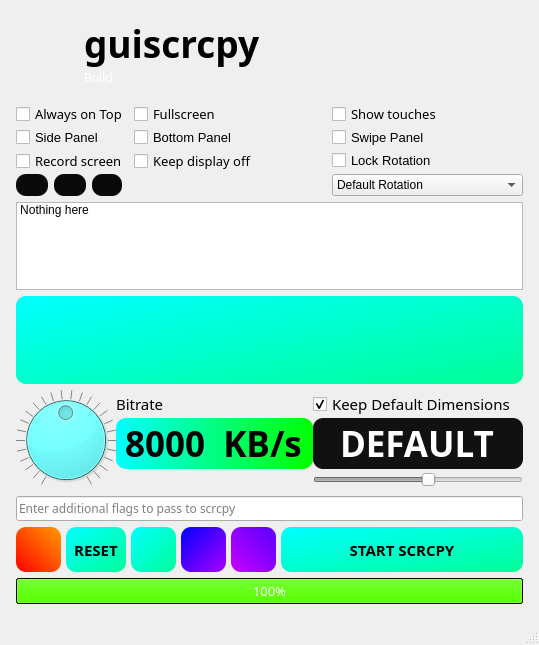
srevinsaju/guiscrcpy, file guiscrcpy/ui/mainwindow.ui: the form before one commit.
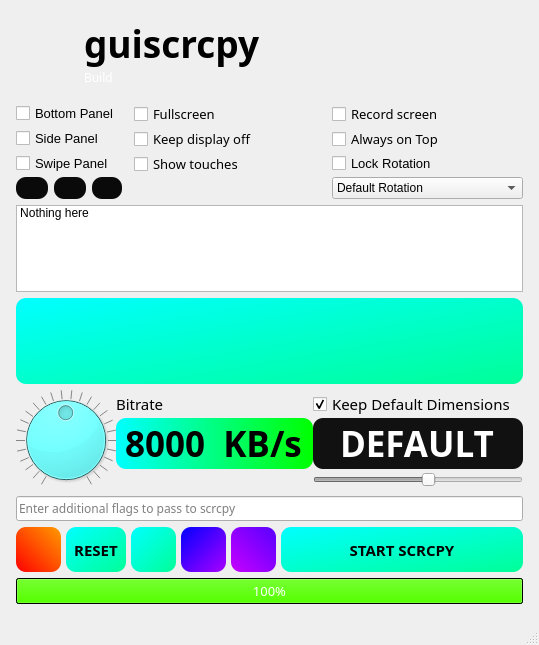
The form after the commit. Icons and pictures are not drawn.

Commit message: Update UI with updated icon; Rearrange toolkits to row-wise #125

```diff
--- a/guiscrcpy/ui/mainwindow.ui
+++ b/guiscrcpy/ui/mainwindow.ui
@@ -157,90 +157,7 @@
          <property name="verticalSpacing">
           <number>1</number>
          </property>
-         <item row="6" column="0">
-          <widget class="QPushButton" name="network_button">
-           <property name="sizePolicy">
-            <sizepolicy hsizetype="Minimum" vsizetype="Expanding">
-             <horstretch>0</horstretch>
-             <verstretch>0</verstretch>
-            </sizepolicy>
-           </property>
-           <property name="toolTip">
-            <string>Launch Network Manager</string>
-           </property>
-           <property name="toolTipDuration">
-            <number>2</number>
-           </property>
-           <property name="text">
-            <string/>
-           </property>
-           <property name="icon">
-            <iconset resource="rsrc.qrc">
-             <normaloff>:/icons/icons/wifi.svg</normaloff>:/icons/icons/wifi.svg</iconset>
-           </property>
-          </widget>
-         </item>
-         <item row="2" column="0" colspan="4">
-          <widget class="QCheckBox" name="recScui">
-           <property name="enabled">
-            <bool>true</bool>
-           </property>
-           <property name="sizePolicy">
-            <sizepolicy hsizetype="Expanding" vsizetype="Expanding">
-             <horstretch>0</horstretch>
-             <verstretch>0</verstretch>
-            </sizepolicy>
-           </property>
-           <property name="minimumSize">
-            <size>
-             <width>10</width>
-             <height>20</height>
-            </size>
-           </property>
-           <property name="font">
-            <font>
-             <family>Noto Sans</family>
-             <pointsize>10</pointsize>
-             <weight>50</weight>
-             <italic>false</italic>
-             <bold>false</bold>
-            </font>
-           </property>
-           <property name="toolTip">
-            <string>Record your screen mirroring to your home directory. In Linux, it is in ~guiscrcpy directory. In Windows, it is in C:Users&lt;USER NAME&gt; with the date in seconds, followed by .mp4</string>
-           </property>
-           <property name="toolTipDuration">
-            <number>2</number>
-           </property>
-           <property name="statusTip">
-            <string>See tooltip</string>
-           </property>
-           <property name="text">
-            <string>Record screen</string>
-           </property>
-           <property name="icon">
-            <iconset resource="rsrc.qrc">
-             <normaloff>:/icons/icons/facetime-button.svg</normaloff>:/icons/icons/facetime-button.svg</iconset>
-           </property>
-          </widget>
-         </item>
-         <item row="2" column="5">
-          <widget class="QCheckBox" name="lock_rotation">
-           <property name="font">
-            <font>
-             <pointsize>10</pointsize>
-            </font>
-           </property>
-           <property name="text">
-            <string>Lock Rotation</string>
-           </property>
-           <property name="icon">
-            <iconset resource="rsrc.qrc">
-             <normaloff>:/icons/icons/reorder-option.svg</normaloff>:/icons/icons/reorder-option.svg</iconset>
-           </property>
-          </widget>
-         </item>
-         <item row="6" column="1">
+         <item row="7" column="1">
           <widget class="QPushButton" name="settings_button">
            <property name="sizePolicy">
             <sizepolicy hsizetype="Minimum" vsizetype="Expanding">
@@ -257,69 +174,6 @@
            </property>
           </widget>
          </item>
-         <item row="1" column="4">
-          <widget class="QCheckBox" name="check_bottom_panel">
-           <property name="font">
-            <font>
-             <pointsize>10</pointsize>
-            </font>
-           </property>
-           <property name="text">
-            <string>Bottom Panel</string>
-           </property>
-           <property name="icon">
-            <iconset resource="rsrc.qrc">
-             <normaloff>:/icons/icons/reorder-option.svg</normaloff>:/icons/icons/reorder-option.svg</iconset>
-           </property>
-          </widget>
-         </item>
-         <item row="1" column="5">
-          <widget class="QCheckBox" name="check_swipe_panel">
-           <property name="font">
-            <font>
-             <pointsize>10</pointsize>
-            </font>
-           </property>
-           <property name="text">
-            <string>Swipe Panel</string>
-           </property>
-          </widget>
-         </item>
-         <item row="0" column="0" colspan="4">
-          <widget class="QCheckBox" name="aotop">
-           <property name="sizePolicy">
-            <sizepolicy hsizetype="Expanding" vsizetype="Expanding">
-             <horstretch>0</horstretch>
-             <verstretch>0</verstretch>
-            </sizepolicy>
-           </property>
-           <property name="minimumSize">
-            <size>
-             <width>10</width>
-             <height>20</height>
-            </size>
-           </property>
-           <property name="font">
-            <font>
-             <family>Noto Sans</family>
-             <pointsize>10</pointsize>
-            </font>
-           </property>
-           <property name="toolTip">
-            <string>Keep display always on top of other windows</string>
-           </property>
-           <property name="toolTipDuration">
-            <number>2</number>
-           </property>
-           <property name="text">
-            <string>Always on Top</string>
-           </property>
-           <property name="icon">
-            <iconset resource="rsrc.qrc">
-             <normaloff>:/icons/icons/fire-symbol.svg</normaloff>:/icons/icons/fire-symbol.svg</iconset>
-           </property>
-          </widget>
-         </item>
          <item row="0" column="4">
           <widget class="QCheckBox" name="fullscreen">
            <property name="sizePolicy">
@@ -349,54 +203,13 @@
            </property>
           </widget>
          </item>
-         <item row="0" column="5">
-          <widget class="QCheckBox" name="showTouches">
+         <item row="7" column="0">
+          <widget class="QPushButton" name="network_button">
            <property name="sizePolicy">
-            <sizepolicy hsizetype="Expanding" vsizetype="Expanding">
+            <sizepolicy hsizetype="Minimum" vsizetype="Expanding">
              <horstretch>0</horstretch>
              <verstretch>0</verstretch>
             </sizepolicy>
-           </property>
-           <property name="minimumSize">
-            <size>
-             <width>10</width>
-             <height>20</height>
-            </size>
-           </property>
-           <property name="font">
-            <font>
-             <family>Noto Sans</family>
-             <pointsize>10</pointsize>
-            </font>
-           </property>
-           <property name="text">
-            <string>Show touches</string>
-           </property>
-           <property name="icon">
-            <iconset resource="rsrc.qrc">
-             <normaloff>:/icons/icons/hand-finger-pointing-down.svg</normaloff>:/icons/icons/hand-finger-pointing-down.svg</iconset>
-           </property>
-          </widget>
-         </item>
-         <item row="2" column="4">
-          <widget class="QCheckBox" name="displayForceOn">
-           <property name="sizePolicy">
-            <sizepolicy hsizetype="Expanding" vsizetype="Expanding">
-             <horstretch>0</horstretch>
-             <verstretch>0</verstretch>
-            </sizepolicy>
-           </property>
-           <property name="minimumSize">
-            <size>
-             <width>10</width>
-             <height>20</height>
-            </size>
-           </property>
-           <property name="font">
-            <font>
-             <family>Noto Sans</family>
-             <pointsize>10</pointsize>
-            </font>
            </property>
            <property name="toolTip">
             <string>Use your computer screen as your android device's HD Display</string>
@@ -405,7 +218,7 @@
             <number>2</number>
            </property>
            <property name="text">
-            <string>Keep display off </string>
+            <string/>
            </property>
            <property name="icon">
             <iconset resource="rsrc.qrc">
@@ -413,23 +226,7 @@
            </property>
           </widget>
          </item>
-         <item row="1" column="0" colspan="4">
-          <widget class="QCheckBox" name="check_side_panel">
-           <property name="font">
-            <font>
-             <pointsize>10</pointsize>
-            </font>
-           </property>
-           <property name="text">
-            <string>Side Panel</string>
-           </property>
-           <property name="icon">
-            <iconset resource="rsrc.qrc">
-             <normaloff>:/icons/icons/reorder-option.svg</normaloff>:/icons/icons/reorder-option.svg</iconset>
-           </property>
-          </widget>
-         </item>
-         <item row="6" column="5">
+         <item row="7" column="5">
           <widget class="QComboBox" name="device_rotation">
            <item>
             <property name="text">
@@ -458,7 +255,7 @@
            </item>
           </widget>
          </item>
-         <item row="6" column="2">
+         <item row="7" column="2">
           <widget class="QPushButton" name="refreshdevices">
            <property name="sizePolicy">
             <sizepolicy hsizetype="Expanding" vsizetype="Expanding">
@@ -493,6 +290,213 @@
            </property>
           </widget>
          </item>
+         <item row="2" column="4">
+          <widget class="QCheckBox" name="showTouches">
+           <property name="sizePolicy">
+            <sizepolicy hsizetype="Expanding" vsizetype="Expanding">
+             <horstretch>0</horstretch>
+             <verstretch>0</verstretch>
+            </sizepolicy>
+           </property>
+           <property name="minimumSize">
+            <size>
+             <width>10</width>
+             <height>20</height>
+            </size>
+           </property>
+           <property name="font">
+            <font>
+             <family>Noto Sans</family>
+             <pointsize>10</pointsize>
+            </font>
+           </property>
+           <property name="text">
+            <string>Show touches</string>
+           </property>
+           <property name="icon">
+            <iconset resource="rsrc.qrc">
+             <normaloff>:/icons/icons/hand-finger-pointing-down.svg</normaloff>:/icons/icons/hand-finger-pointing-down.svg</iconset>
+           </property>
+          </widget>
+         </item>
+         <item row="1" column="4">
+          <widget class="QCheckBox" name="displayForceOn">
+           <property name="sizePolicy">
+            <sizepolicy hsizetype="Expanding" vsizetype="Expanding">
+             <horstretch>0</horstretch>
+             <verstretch>0</verstretch>
+            </sizepolicy>
+           </property>
+           <property name="minimumSize">
+            <size>
+             <width>10</width>
+             <height>20</height>
+            </size>
+           </property>
+           <property name="font">
+            <font>
+             <family>Noto Sans</family>
+             <pointsize>10</pointsize>
+            </font>
+           </property>
+           <property name="toolTip">
+            <string>Use your computer screen as your android device's HD Display</string>
+           </property>
+           <property name="toolTipDuration">
+            <number>2</number>
+           </property>
+           <property name="text">
+            <string>Keep display off </string>
+           </property>
+           <property name="icon">
+            <iconset resource="rsrc.qrc">
+             <normaloff>:/icons/icons/bullseye.svg</normaloff>:/icons/icons/bullseye.svg</iconset>
+           </property>
+          </widget>
+         </item>
+         <item row="2" column="5">
+          <widget class="QCheckBox" name="lock_rotation">
+           <property name="font">
+            <font>
+             <pointsize>10</pointsize>
+            </font>
+           </property>
+           <property name="text">
+            <string>Lock Rotation</string>
+           </property>
+           <property name="icon">
+            <iconset resource="rsrc.qrc">
+             <normaloff>:/icons/icons/padlock.svg</normaloff>:/icons/icons/padlock.svg</iconset>
+           </property>
+          </widget>
+         </item>
+         <item row="1" column="5">
+          <widget class="QCheckBox" name="aotop">
+           <property name="sizePolicy">
+            <sizepolicy hsizetype="Expanding" vsizetype="Expanding">
+             <horstretch>0</horstretch>
+             <verstretch>0</verstretch>
+            </sizepolicy>
+           </property>
+           <property name="minimumSize">
+            <size>
+             <width>10</width>
+             <height>20</height>
+            </size>
+           </property>
+           <property name="font">
+            <font>
+             <family>Noto Sans</family>
+             <pointsize>10</pointsize>
+            </font>
+           </property>
+           <property name="toolTip">
+            <string>Keep display always on top of other windows</string>
+           </property>
+           <property name="toolTipDuration">
+            <number>2</number>
+           </property>
+           <property name="text">
+            <string>Always on Top</string>
+           </property>
+           <property name="icon">
+            <iconset resource="rsrc.qrc">
+             <normaloff>:/icons/icons/fire-symbol.svg</normaloff>:/icons/icons/fire-symbol.svg</iconset>
+           </property>
+          </widget>
+         </item>
+         <item row="0" column="5">
+          <widget class="QCheckBox" name="recScui">
+           <property name="enabled">
+            <bool>true</bool>
+           </property>
+           <property name="sizePolicy">
+            <sizepolicy hsizetype="Expanding" vsizetype="Expanding">
+             <horstretch>0</horstretch>
+             <verstretch>0</verstretch>
+            </sizepolicy>
+           </property>
+           <property name="minimumSize">
+            <size>
+             <width>10</width>
+             <height>20</height>
+            </size>
+           </property>
+           <property name="font">
+            <font>
+             <family>Noto Sans</family>
+             <pointsize>10</pointsize>
+             <weight>50</weight>
+             <italic>false</italic>
+             <bold>false</bold>
+            </font>
+           </property>
+           <property name="toolTip">
+            <string>&lt;html&gt;&lt;head/&gt;&lt;body&gt;&lt;p&gt;Record your screen mirroring to your home directory. In Linux, it is in ~guiscrcpy directory. In Windows, it is in C:\Users\&amp;lt;username&amp;gt;\ with the UNIX date, followed by .mp4; For manual configuration and path selection, use the settings icon&lt;/p&gt;&lt;/body&gt;&lt;/html&gt;</string>
+           </property>
+           <property name="toolTipDuration">
+            <number>2</number>
+           </property>
+           <property name="statusTip">
+            <string>See tooltip</string>
+           </property>
+           <property name="text">
+            <string>Record screen</string>
+           </property>
+           <property name="icon">
+            <iconset resource="rsrc.qrc">
+             <normaloff>:/icons/icons/facetime-button.svg</normaloff>:/icons/icons/facetime-button.svg</iconset>
+           </property>
+          </widget>
+         </item>
+         <item row="2" column="0" colspan="4">
+          <widget class="QCheckBox" name="check_swipe_panel">
+           <property name="font">
+            <font>
+             <pointsize>10</pointsize>
+            </font>
+           </property>
+           <property name="text">
+            <string>Swipe Panel</string>
+           </property>
+           <property name="icon">
+            <iconset resource="rsrc.qrc">
+             <normaloff>:/icons/icons/guiscrcpy_swipe_panel.svg</normaloff>:/icons/icons/guiscrcpy_swipe_panel.svg</iconset>
+           </property>
+          </widget>
+         </item>
+         <item row="1" column="0" colspan="4">
+          <widget class="QCheckBox" name="check_side_panel">
+           <property name="font">
+            <font>
+             <pointsize>10</pointsize>
+            </font>
+           </property>
+           <property name="text">
+            <string>Side Panel</string>
+           </property>
+           <property name="icon">
+            <iconset resource="rsrc.qrc">
+             <normaloff>:/icons/icons/guiscrcpy_side_panel.svg</normaloff>:/icons/icons/guiscrcpy_side_panel.svg</iconset>
+           </property>
+          </widget>
+         </item>
+         <item row="0" column="0" colspan="4">
+          <widget class="QCheckBox" name="check_bottom_panel">
+           <property name="font">
+            <font>
+             <pointsize>10</pointsize>
+            </font>
+           </property>
+           <property name="text">
+            <string>Bottom Panel</string>
+           </property>
+           <property name="icon">
+            <iconset resource="rsrc.qrc">
+             <normaloff>:/icons/icons/guiscrcpy_bottom_panel.svg</normaloff>:/icons/icons/guiscrcpy_bottom_panel.svg</iconset>
+           </property>
+          </widget>
+         </item>
         </layout>
        </item>
        <item>
```
Left out of the diff: 4 changed lines with no effect on the pictures. The commit also changes 3 other files.
